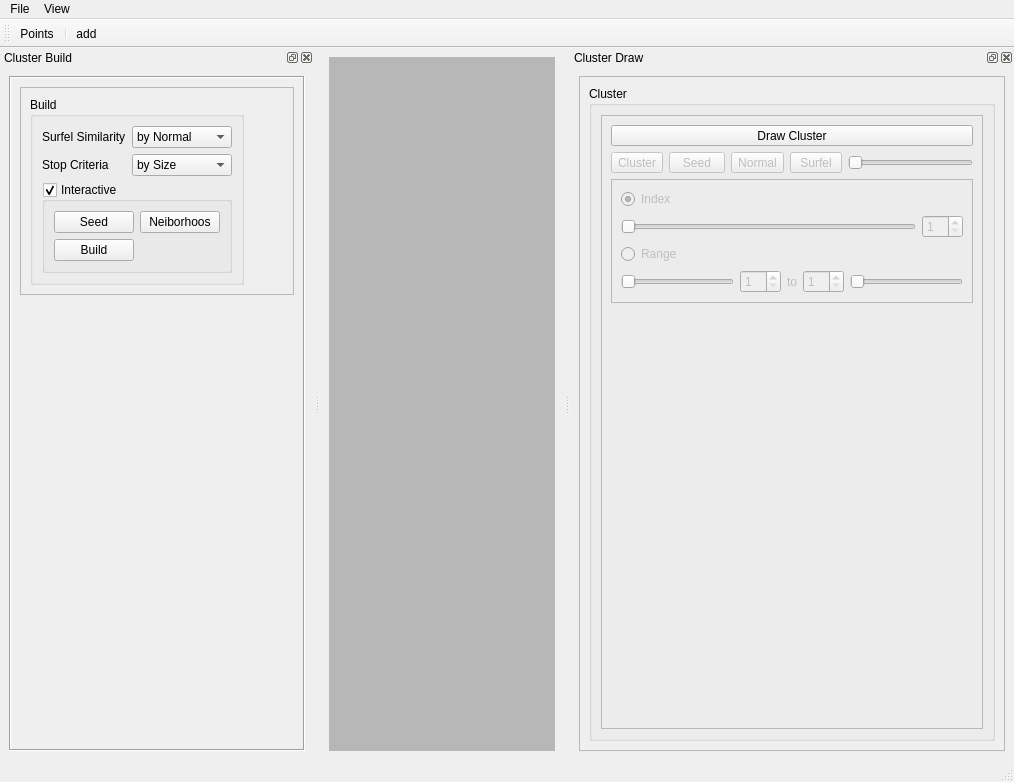
Old version of the form lodpbr/Qt/UI/lodpbr.ui in the repository duststorm/lodpbr.
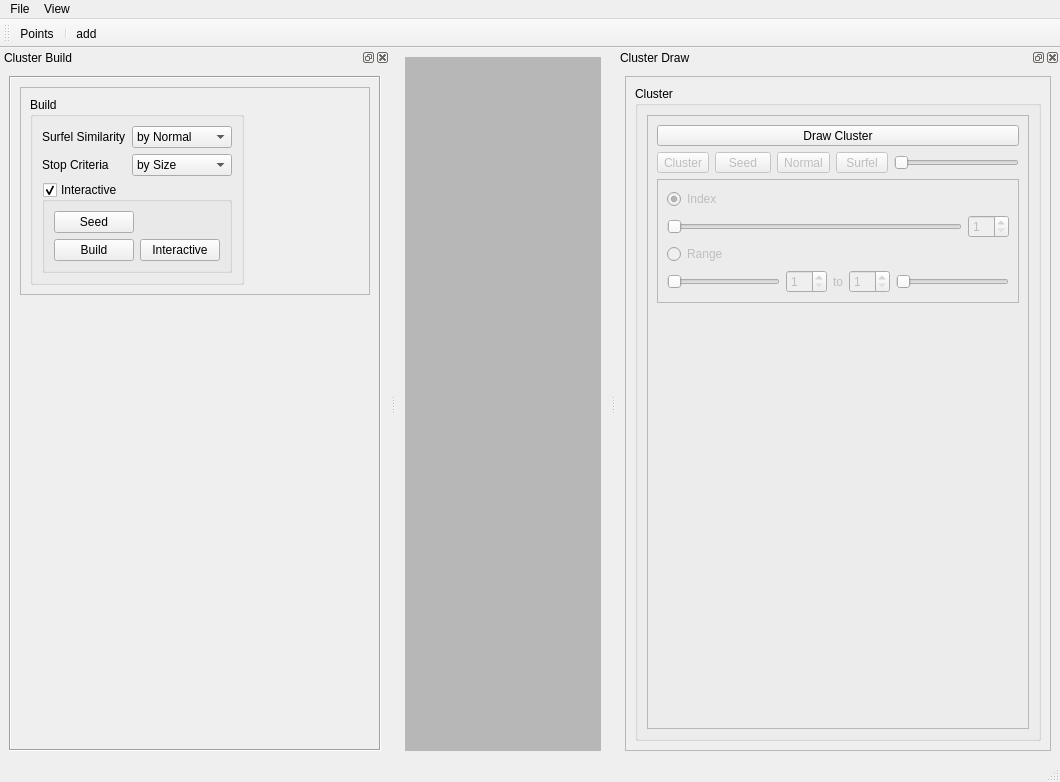
New version of the form.

Diff of the .ui file:
```diff
--- a/lodpbr/Qt/UI/lodpbr.ui
+++ b/lodpbr/Qt/UI/lodpbr.ui
@@ -443,8 +443,8 @@
    </property>
    <property name="minimumSize">
     <size>
-     <width>309</width>
-     <height>363</height>
+     <width>390</width>
+     <height>365</height>
     </size>
    </property>
    <property name="maximumSize">
@@ -589,10 +589,10 @@
                    </property>
                   </widget>
                  </item>
-                 <item row="0" column="1">
-                  <widget class="QPushButton" name="pushButton_2">
+                 <item row="2" column="1">
+                  <widget class="QPushButton" name="pushButtonInteractive">
                    <property name="text">
-                    <string>Neiborhoos</string>
+                    <string>Interactive</string>
                    </property>
                   </widget>
                  </item>
```
Left out of the diff: 2 changed lines with no effect on the pictures.
